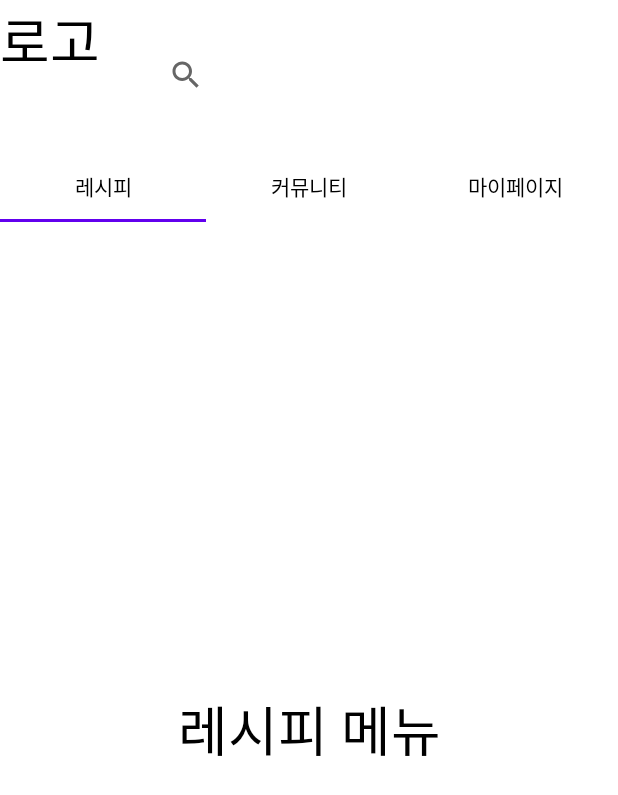
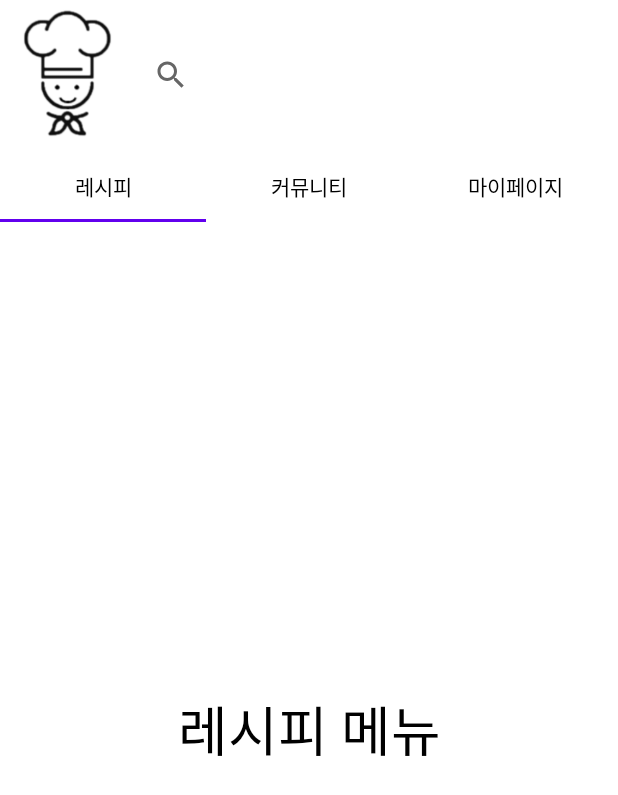
Before and after one commit to kkmin223/2021_Opensource_7_Lilac, an Android app: the screen it shows after launch (MainActivity), on a phone screen of 412 x 824 dp. Shown: the top 795 px of the screen. Run offline under Robolectric (Android 15) with nearby library versions, the light colour scheme and no system bars.

Commit message:
imagebutton(Logo) 추가

```diff
--- a/Mandish/app/src/main/res/layout/activity_main.xml
+++ b/Mandish/app/src/main/res/layout/activity_main.xml
@@ -19,27 +19,27 @@
         <SearchView
             android:id="@+id/search"
             android:layout_width="0dp"
-            android:layout_height="0dp"
+            android:layout_height="100dp"
             android:layout_weight="1"
             app:layout_constraintBottom_toBottomOf="parent"
             app:layout_constraintEnd_toEndOf="parent"
-            app:layout_constraintStart_toEndOf="@+id/textView"
+            app:layout_constraintStart_toEndOf="@+id/Logo_btn"
             app:layout_constraintTop_toTopOf="parent"
-            app:queryHint = "검색어를 입력하세요"
-            />
+            app:queryHint="검색어를 입력하세요" />
 
-        <TextView
-            android:id="@+id/textView"
-            android:layout_width="100dp"
-            android:layout_height="match_parent"
-            android:layout_weight="1"
-            android:text="로고"
-            android:textColor="@color/black"
-            android:textSize="36sp"
+        <ImageButton
+            android:id="@+id/Logo_btn"
+            android:layout_width="90dp"
+            android:layout_height="wrap_content"
+            android:background="#FFFFFF"
+            android:scaleType="fitCenter"
             app:layout_constraintBottom_toBottomOf="parent"
             app:layout_constraintEnd_toStartOf="@+id/search"
             app:layout_constraintStart_toStartOf="parent"
-            app:layout_constraintTop_toTopOf="parent" />
+            app:layout_constraintTop_toTopOf="parent"
+            app:layout_constraintVertical_bias="0.0"
+            app:srcCompat="@drawable/Mandish_logo" />
+
     </androidx.constraintlayout.widget.ConstraintLayout>
 
     <com.google.android.material.tabs.TabLayout
```
Also changed, not shown: Mandish/app/src/main/res/drawable/Mandish_logo.png (added), Mandish/app/src/main/res/drawable/mandish_logo.png (deleted).
